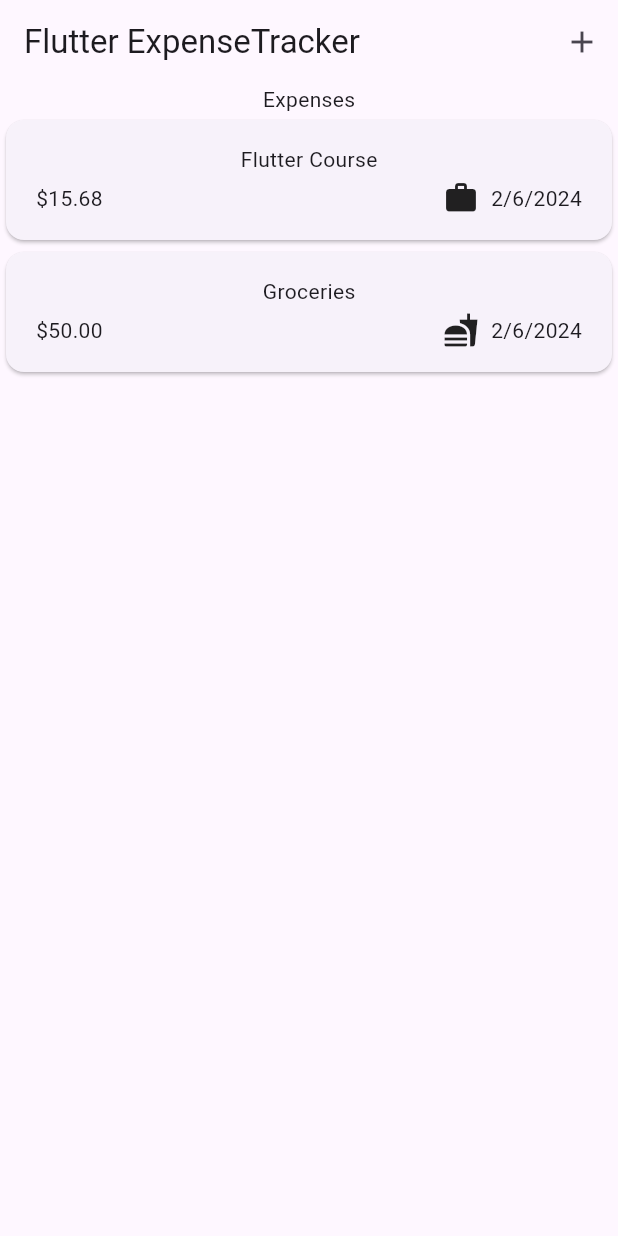
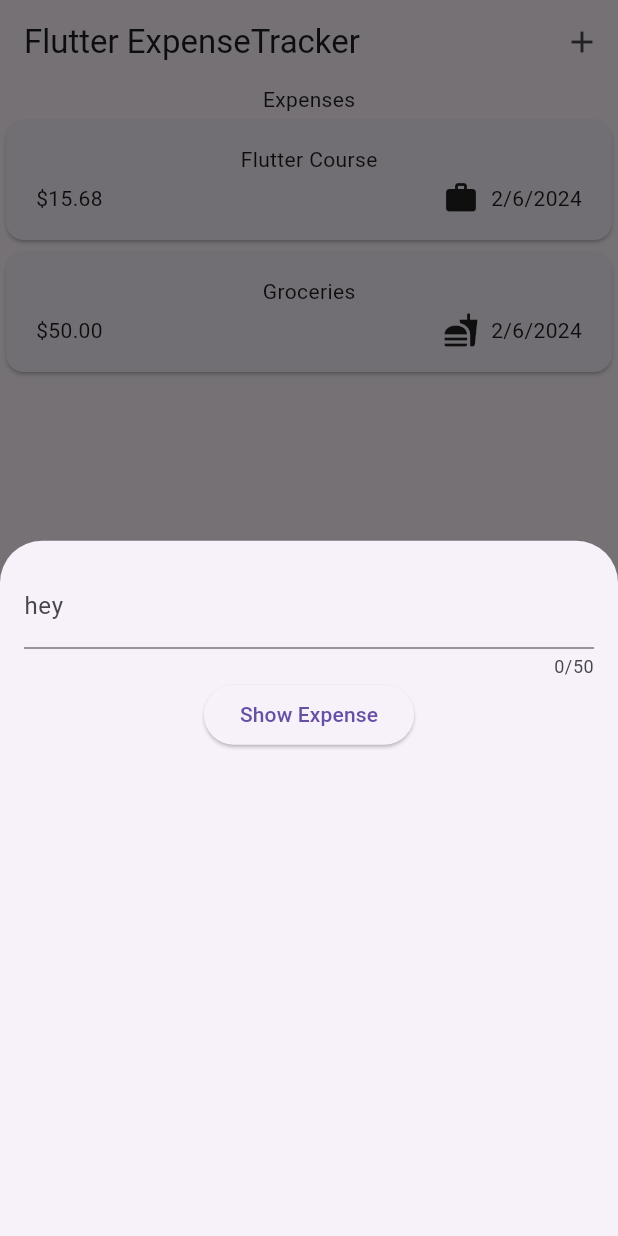
Before and after one commit to rjla-developer/expense_tracker, a Flutter app: the screen it shows after launch, after a tap on the "add" icon, on a phone screen of 412 x 824 dp. Run offline on Flutter 3.47's test engine with Material 3 defaults, Android fonts, the phone set to English and light mode, and no system bars.

Commit message:
Se coloco un modal con showModalBottomSheet y se mando a llamar en el botón superior derecho. Se creo el diseño base para el modal

```diff
--- a/lib/widgets/expenses.dart
+++ b/lib/widgets/expenses.dart
@@ -3,6 +3,7 @@ import 'package:flutter/material.dart';
 //Class:
 import 'package:expense_tracker/models/expense.dart';
 import 'package:expense_tracker/widgets/expenses_list/expenses_list.dart';
+import 'package:expense_tracker/widgets/expenses_list/new_expense.dart';
 
 class Expenses extends StatefulWidget {
   const Expenses({super.key});
@@ -26,7 +27,10 @@ class _ExpensesState extends State<Expenses> {
   ];
 
   void _openAddExpenseOverlay() {
-    ///
+    showModalBottomSheet(
+      context: context,
+      builder: (ctx) => const NewExpense(),
+    );
   }
 
   @override
--- /dev/null
+++ b/lib/widgets/expenses_list/new_expense.dart
@@ -0,0 +1,40 @@
+import 'package:flutter/material.dart';
+
+class NewExpense extends StatefulWidget {
+  const NewExpense({super.key});
+
+  @override
+  State<NewExpense> createState() => _NewExpenseState();
+}
+
+class _NewExpenseState extends State<NewExpense> {
+  var _enteredTitle = '';
+
+  void _saveTitleInput(String inputValue) {
+    _enteredTitle = inputValue;
+  }
+
+  @override
+  Widget build(BuildContext context) {
+    return Padding(
+      padding: const EdgeInsets.all(16.0),
+      child: Column(
+        children: [
+          TextField(
+            onChanged: _saveTitleInput,
+            maxLength: 50,
+            decoration: const InputDecoration(
+              label: Text('hey'),
+            ),
+          ),
+          ElevatedButton(
+            onPressed: () {
+              print(_enteredTitle);
+            },
+            child: const Text('Show Expense'),
+          ),
+        ],
+      ),
+    );
+  }
+}
```
